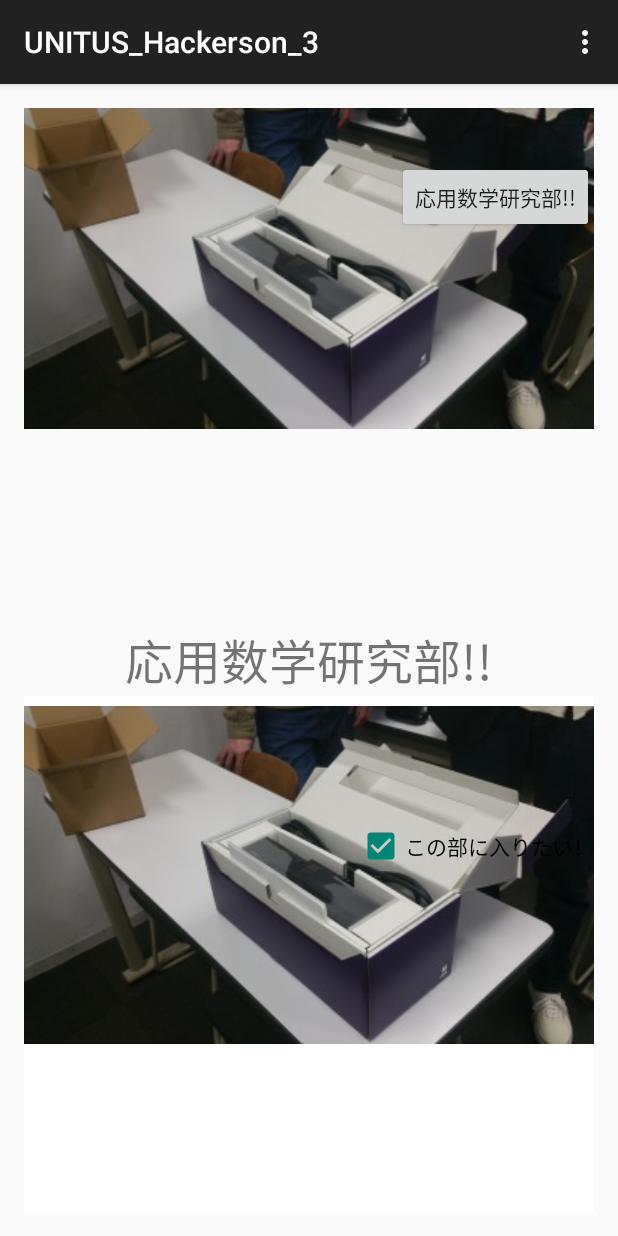
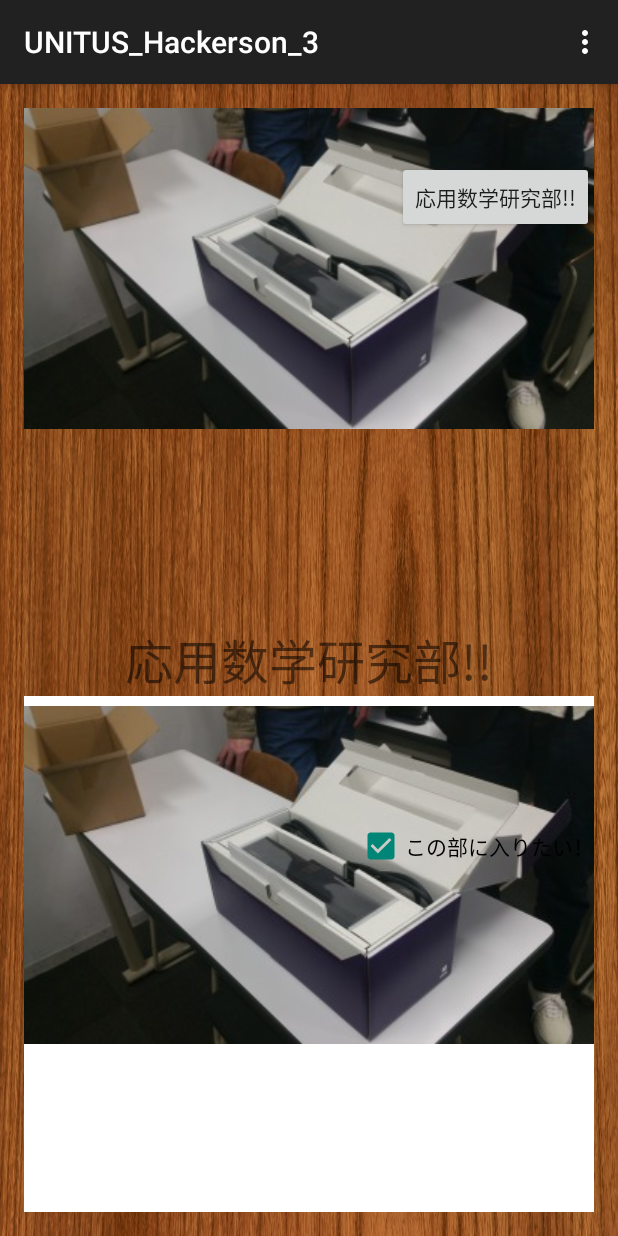
Before and after one commit to 921starfish/UNITUS_Hackerson_3, an Android app: the screen it shows after launch (MainActivity), on a phone screen of 412 x 824 dp. Run offline under Robolectric (Android 15) with nearby library versions, the light colour scheme and no system bars.

Commit message:
背景追加

```diff
--- a/app/src/main/res/layout/activity_main.xml
+++ b/app/src/main/res/layout/activity_main.xml
@@ -3,7 +3,8 @@
     android:layout_height="match_parent" android:paddingLeft="@dimen/activity_horizontal_margin"
     android:paddingRight="@dimen/activity_horizontal_margin"
     android:paddingTop="@dimen/activity_vertical_margin"
-    android:paddingBottom="@dimen/activity_vertical_margin" tools:context=".MainActivity">
+    android:paddingBottom="@dimen/activity_vertical_margin" tools:context=".MainActivity"
+    android:background="@drawable/background">
 
     <TextView android:text="@string/hello_world" android:layout_width="wrap_content"
         android:layout_height="wrap_content"
```
Also changed, not shown: app/src/main/res/drawable/background.jpg (added).
